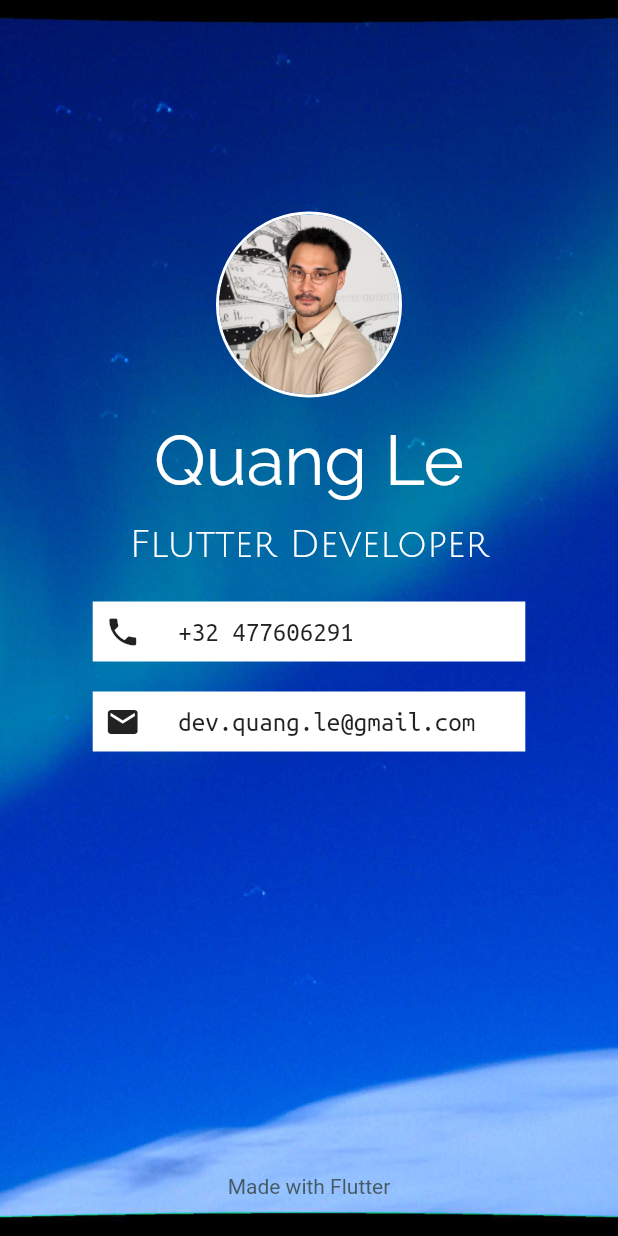
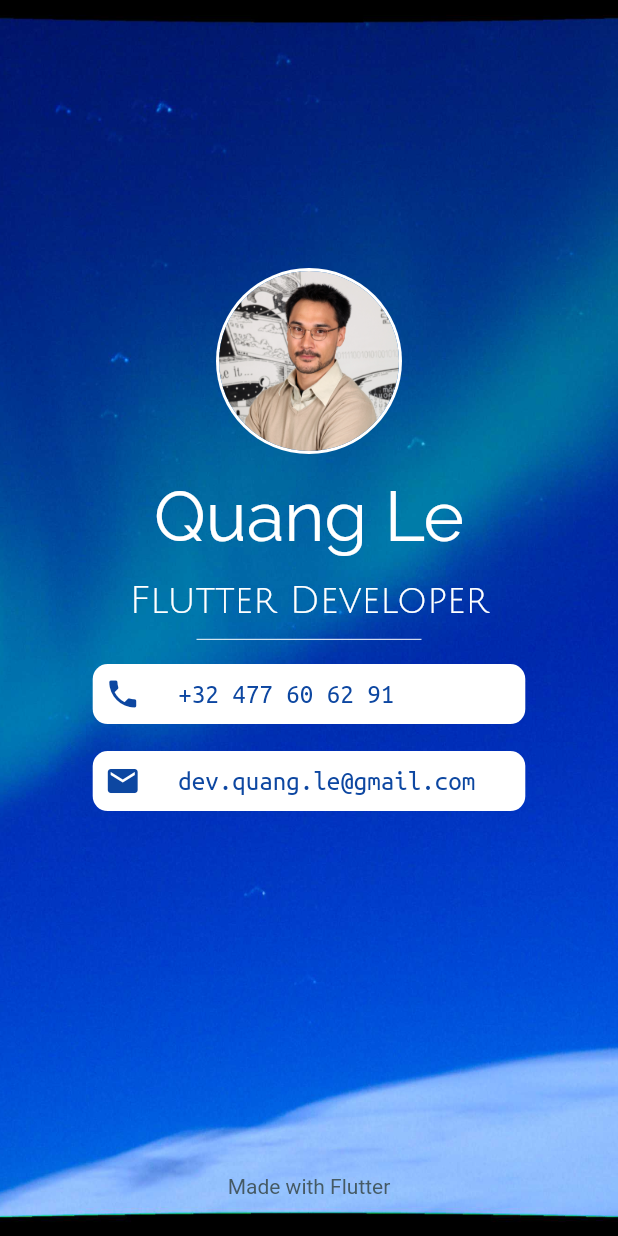
Before and after one commit to quang-le/mi-card, a Flutter app: the screen it shows after launch, on a phone screen of 412 x 824 dp. Run offline on Flutter 3.47's test engine with Material 2 defaults, Android fonts, the phone set to English and light mode, and no system bars.

```diff
--- a/card/lib/main.dart
+++ b/card/lib/main.dart
@@ -1,4 +1,5 @@
 import 'package:flutter/material.dart';
+import 'package:url_launcher/url_launcher.dart';
 
 void main() => runApp(App());
 
@@ -18,17 +19,23 @@ class App extends StatelessWidget {
             mainAxisAlignment: MainAxisAlignment.center,
             // crossAxisAlignment: CrossAxisAlignment.center,
             children: <Widget>[
-              Spacer(flex: 1),
+              Spacer(flex: 3),
               Container(
                 padding: EdgeInsets.all(2.0),
                 decoration: BoxDecoration(
                   shape: BoxShape.circle,
                   color: Colors.white,
                 ),
-                child: CircleAvatar(
-                  backgroundImage: AssetImage('assets/images/IMG_7948.JPG'),
-                  //child: Text('ME!'),
-                  radius: 60,
+                child: RawMaterialButton(
+                  onPressed: () {
+                    _launchURL(
+                        'https://www.linkedin.com/in/quang-son-le-2b88988/');
+                  },
+                  child: CircleAvatar(
+                    backgroundImage: AssetImage('assets/images/IMG_7948.JPG'),
+                    //child: Text('ME!'),
+                    radius: 60,
+                  ),
                 ),
               ),
               SizedBox(height: 15.0),
@@ -48,67 +55,19 @@ class App extends StatelessWidget {
                       fontSize: 25,
                       color: Colors.white,
                       fontFamily: 'JuliusSansOne')),
-              SizedBox(height: 25.0),
-              Builder(builder: (context) {
-                double screenWidth = MediaQuery.of(context).size.width;
-                return Container(
-                    width: screenWidth > 320
-                        ? screenWidth * 0.7
-                        : screenWidth * 0.9,
-                    color: Colors.white,
-                    //color: Colors.white,
-                    child: Padding(
-                      padding: const EdgeInsets.all(8.0),
-                      child: Row(
-                        mainAxisAlignment: MainAxisAlignment.start,
-                        children: <Widget>[
-                          Icon(
-                            Icons.phone,
-                          ),
-                          SizedBox(width: 25.0),
-                          Text(
-                            '+32 477606291',
-                            style: TextStyle(
-                              fontFamily: 'UbuntuMono',
-                              fontSize: 18,
-                            ),
-                          ),
-                          //Spacer(),
-                        ],
-                      ),
-                    ));
-              }),
-              SizedBox(height: 20.0),
-              Builder(builder: (context) {
-                double screenWidth = MediaQuery.of(context).size.width;
-                print(screenWidth);
-                return Container(
-                  width:
-                      screenWidth > 320 ? screenWidth * 0.7 : screenWidth * 0.9,
-                  color: Colors.white,
-                  child: Padding(
-                    padding: const EdgeInsets.all(8.0),
-                    child: Row(
-                      mainAxisAlignment: MainAxisAlignment.start,
-                      children: <Widget>[
-                        Icon(
-                          Icons.email,
-                        ),
-                        SizedBox(width: 25.0),
-                        Text(
-                          'dev.quang.le@gmail.com',
-                          style: TextStyle(
-                            fontFamily: 'UbuntuMono',
-                            fontSize: 18,
-                          ),
-                        ),
-                        Spacer(),
-                      ],
-                    ),
-                  ),
-                );
-              }),
-              Spacer(flex: 2),
+              SizedBox(
+                  height: 25.0,
+                  width: 150,
+                  child: Divider(height: 10, color: Colors.white)),
+              _contactField(context, Icons.phone, 'tel: +32477606291',
+                  '+32 477 60 62 91'),
+              SizedBox(height: 10.0),
+              _contactField(
+                  context,
+                  Icons.email,
+                  'mailto:dev.quang.le@gmail.com?subject=contact%20via%20your%20app&body=Say%20something%20nice%20here:',
+                  'dev.quang.le@gmail.com'),
+              Spacer(flex: 4),
               Text(
                 "Made with Flutter",
                 style: TextStyle(color: Colors.blueGrey[700]),
@@ -120,4 +79,60 @@ class App extends StatelessWidget {
       )),
     );
   }
+
+  Widget _contactField(BuildContext context, IconData icon, String contactUrl,
+      [String contactToDisplay]) {
+    return Builder(builder: (context) {
+      double screenWidth = MediaQuery.of(context).size.width;
+      return RawMaterialButton(
+        onPressed: () {
+          _launchURL(contactUrl);
+        },
+        child: Container(
+          decoration: BoxDecoration(
+            borderRadius: BorderRadius.circular(10),
+            shape: BoxShape.rectangle,
+            color: Colors.white,
+          ),
+          width: screenWidth > 320 ? screenWidth * 0.7 : screenWidth * 0.9,
+          child: Padding(
+            padding: const EdgeInsets.all(8.0),
+            child: Row(
+              mainAxisAlignment: MainAxisAlignment.start,
+              children: <Widget>[
+                Icon(icon, color: Colors.blue[900]),
+                SizedBox(width: 25.0),
+                Text(
+                  contactToDisplay ?? contactUrl,
+                  style: TextStyle(
+                    fontFamily: 'UbuntuMono',
+                    fontSize: 18,
+                    color: Colors.blue[900],
+                  ),
+                ),
+                Spacer(),
+              ],
+            ),
+          ),
+        ),
+      );
+    });
+  }
+
+  void _launchURL(String url) async {
+    if (await canLaunch(url)) {
+      await launch(url);
+    } else {
+      throw 'Could not launch $url';
+    }
+  }
+
+  //The problem with card is that you have to use margins to define the width.
+  // I prefer to use Mediaquery to make it responsive
+  Widget _cardExample() {
+    return Card(
+        margin: EdgeInsets.all(50),
+        child: ListTile(
+            leading: Icon(Icons.phone), title: Text('contact to display')));
+  }
 }
--- a/card/pubspec.yaml
+++ b/card/pubspec.yaml
@@ -23,6 +23,7 @@ dependencies:
   # The following adds the Cupertino Icons font to your application.
   # Use with the CupertinoIcons class for iOS style icons.
   cupertino_icons: ^0.1.2
+  url_launcher: ^5.0.3
 
 dev_dependencies:
   flutter_test:
```
Also changed, not shown: card/pubspec.lock, 32 other files.
